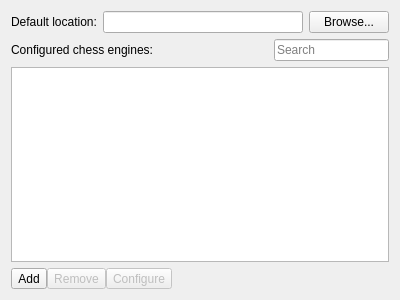
Before: the Qt Designer form projects/gui/ui/enginemanagementwidget.ui in leedavid/QTggchess, drawn with Qt 5.
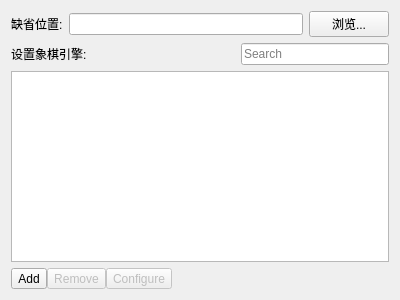
After: the same form once the commit is applied. Icons and pictures are not drawn.

```diff
--- a/projects/gui/ui/enginemanagementwidget.ui
+++ b/projects/gui/ui/enginemanagementwidget.ui
@@ -19,7 +19,7 @@
      <item>
       <widget class="QLabel" name="label_2">
        <property name="text">
-        <string>Default location:</string>
+        <string>缺省位置:</string>
        </property>
       </widget>
      </item>
@@ -29,7 +29,7 @@
      <item>
       <widget class="QPushButton" name="m_browseDefaultLocationBtn">
        <property name="text">
-        <string>Browse...</string>
+        <string>浏览...</string>
        </property>
       </widget>
      </item>
@@ -40,7 +40,7 @@
      <item>
       <widget class="QLabel" name="label">
        <property name="text">
-        <string>Configured chess engines:</string>
+        <string>设置象棋引擎:</string>
        </property>
       </widget>
      </item>
```
